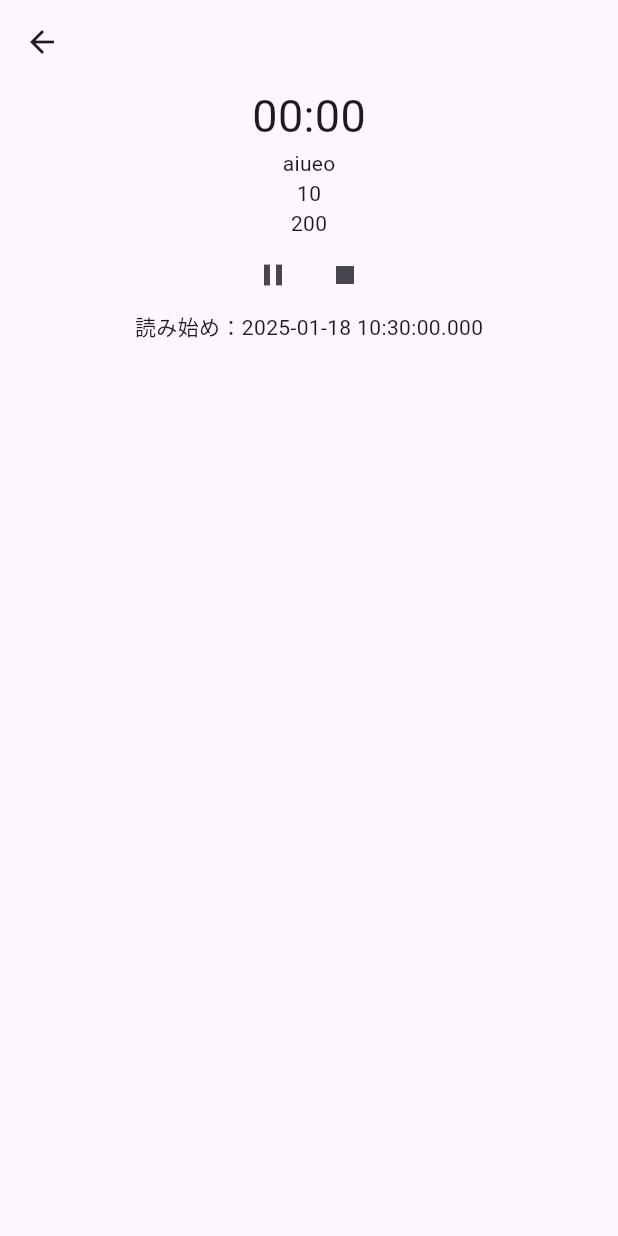
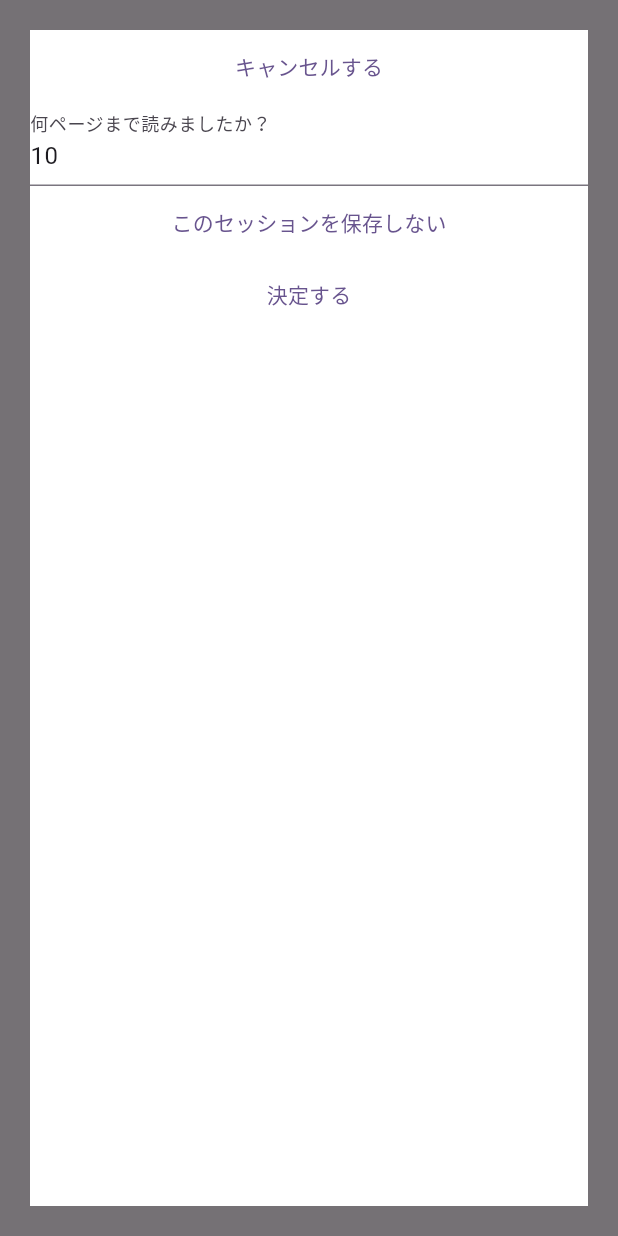
Before and after one commit to tauto1127/book_manager, a Flutter app: the DeveloperPage screen opened by its route, after a tap on "add entry", after a tap on the "stop" icon, on a phone screen of 412 x 824 dp. Run offline on Flutter 3.47's test engine with Material 3 defaults, Android fonts, the phone set to English and light mode, and no system bars; our stand-ins replace auto_route, dio, flutter_hooks, freezed_annotation, hooks_riverpod, logger and 5 more; missing offline and left inert: isbn; accounts and stored records are empty; generated files the repository leaves out were written again; network calls fail.

Commit message:
最低限の機能ができた

```diff
--- a/lib/application/dto/reading_entry/add_reading_entry_dto.dart
+++ b/lib/application/dto/reading_entry/add_reading_entry_dto.dart
@@ -12,6 +12,7 @@ class AddReadingEntryDto with _$AddReadingEntryDto {
     @DateTimeConverter() required DateTime endAt,
     required int durationInSeconds,
     required int pageRead,
+    required int currentPage,
   }) = _AddReadingEntryDto;
 
   //factory AddBookDto.fromJson(Map<String, dynamic> json) => _$AddBookDtoFromJson(json);
--- a/lib/domain/book/book_repository_base.dart
+++ b/lib/domain/book/book_repository_base.dart
@@ -6,6 +6,8 @@ import 'package:hooks_riverpod/hooks_riverpod.dart';
 abstract class BookRepositoryBase {
   Future<List<Book>> getBooks();
   Future<String> addBook(AddBookDto book);
+  Future<void> updateCurrentPage(int bookId, int currentPage);
+  Future<Book> getBookById(int bookId);
 }
 
 final bookRepositoryProvider = Provider((ref) => BookRestRepository());
--- a/lib/domain/reading_entry/reading_entry_repository_base.dart
+++ b/lib/domain/reading_entry/reading_entry_repository_base.dart
@@ -4,8 +4,9 @@ import 'package:book_manager/infrastructure/reading_entry/repository/reading_ent
 import 'package:hooks_riverpod/hooks_riverpod.dart';
 
 abstract class ReadingEntryRepositoryBase {
-  Future<String> addReadingEntry(AddReadingEntryDto readingEntry);
+  Future<void> addReadingEntry(AddReadingEntryDto readingEntry);
   Future<List<ReadingEntry>> getReadingEntries();
+  Future<int> getReadingEntryDurationInSeconds(int bookId);
 }
 
 final readingEntryRepositoryProvider = Provider((ref) => ReadingEntryRepository());
--- a/lib/infrastructure/book/book_isbn_repository.dart
+++ b/lib/infrastructure/book/book_isbn_repository.dart
@@ -35,7 +35,6 @@ class BookIsbnRepositoryByKokkai extends BookIsbnRepositoryBase {
   @override
   Future<Uri> getThumnailByIsbn(BookIsbn isbn) async {
     var isbn13 = Isbn().toIsbn13(isbn.value);
-    debugPrint(isbn13);
     try {
       _isbnRepositoryClient.getThumnailByIsbn(isbn13).then((value) => Uri.parse(value));
       return Uri.parse(getThumnailUrl(isbn13));
--- a/lib/main.dart
+++ b/lib/main.dart
@@ -18,12 +18,13 @@ Future<void> main() async {
       anonKey:
           'eyJhbGciOiJIUzI1NiIsInR5cCI6IkpXVCJ9.eyJpc3MiOiJzdXBhYmFzZSIsInJlZiI6ImloZHVjYm1yeHFxZGlnZndsdXB4Iiwicm9sZSI6ImFub24iLCJpYXQiOjE3MzY5NDMwMjMsImV4cCI6MjA1MjUxOTAyM30.NU1iFCVs1kt0cOd_R7pE79tMg9mGWaD1_qGjWMjA-L0',
       url: 'https://ihducbmrxqqdigfwlupx.supabase.co');
-  runApp(ProviderScope(child: MyApp()));
+  runApp(const ProviderScope(child: MyApp()));
 }
 
+final router = AppRouter();
+
 class MyApp extends StatelessWidget {
-  MyApp({super.key});
-  final _appRouter = AppRouter();
+  const MyApp({super.key});
 
   // This widget is the root of your application.
   @override
@@ -49,7 +50,7 @@ class MyApp extends StatelessWidget {
         colorScheme: ColorScheme.fromSeed(seedColor: Colors.deepPurple),
         useMaterial3: true,
       ),
-      routerConfig: _appRouter.config(),
+      routerConfig: router.config(),
     );
   }
 }
--- a/lib/presentation/page/add_entry_page.dart
+++ b/lib/presentation/page/add_entry_page.dart
@@ -1,5 +1,9 @@
 import 'package:auto_route/auto_route.dart';
+import 'package:book_manager/application/dto/reading_entry/add_reading_entry_dto.dart';
+import 'package:book_manager/application/reading_entry_service.dart';
 import 'package:book_manager/main.dart';
+import 'package:book_manager/presentation/page/home.dart';
+import 'package:book_manager/presentation/routes.gr.dart';
 import 'package:book_manager/presentation/view_model/current_reading_view_model.dart';
 import 'package:flutter/material.dart';
 import 'package:flutter_hooks/flutter_hooks.dart';
@@ -19,12 +23,9 @@ class AddEntryPage extends HookConsumerWidget {
     //  return _stopWatchTimer.dispose;
     //}, const []);
 
-    logger.i(ref.exists(currentReadingViewModelProvider));
     var state = ref.watch(currentReadingViewModelProvider);
     var stream = ref.watch(currentReadingViewModelProvider.notifier).stopWatchTimer.rawTime;
     final rawTime = useStream<int>(stream, initialData: 0);
-
-    debugPrint("build");
 
     return Scaffold(
       appBar: AppBar(),
@@ -56,7 +57,74 @@ class AddEntryPage extends HookConsumerWidget {
                       }
                     },
                     icon: const Icon(Icons.pause)),
-                IconButton(onPressed: () {}, icon: const Icon(Icons.stop))
+                IconButton(
+                    onPressed: () {
+                      ref.read(currentReadingViewModelProvider.notifier).timerStop();
+                      final endAt = DateTime.now();
+                      showDialog(
+                          context: context,
+                          builder: (context) {
+                            var pageController = TextEditingController(text: state.book!.currentPage.toString());
+                            return Scaffold(
+                                backgroundColor: Colors.transparent,
+                                body: Padding(
+                                  padding: const EdgeInsets.all(20.0),
+                                  child: Container(
+                                    color: Colors.white,
+                                    child: Column(
+                                      children: [
+                                        TextButton(
+                                            onPressed: () {
+                                              Navigator.of(context).pop();
+                                              ref.read(currentReadingViewModelProvider.notifier).timerStart();
+                                            },
+                                            child: const Text("キャンセルする")),
+                                        Row(
+                                          children: [
+                                            Flexible(
+                                              child: TextFormField(
+                                                controller: pageController,
+                                                validator: (String? value) {
+                                                  if (value == null || value.isEmpty || int.tryParse(value) == null) {
+                                                    return '数字を入力してください';
+                                                  } else if (int.parse(value) > state.book!.lastPage.value) {
+                                                    return '最終ページより大きい値は入力できません';
+                                                  } else if (int.parse(value) < state.book!.currentPage.value) {
+                                                    return '現在のページより小さい値は入力できません';
+                                                  } else if (int.parse(value) < 0) {
+                                                    return '0より小さい値は入力できません';
+                                                  }
+                                                  return null;
+                                                },
+                                                autovalidateMode: AutovalidateMode.always,
+                                                decoration: const InputDecoration(labelText: "何ページまで読みましたか？"),
+                                              ),
+                                            )
+                                          ],
+                                        ),
+                                        TextButton(onPressed: () => router.popUntilRoot(), child: const Text("このセッションを保存しない")),
+                                        TextButton(
+                                          onPressed: () {
+                                            final page = int.parse(pageController.text);
+                                            ref.read(readingEntryServiceProvider).addReadingEntry(AddReadingEntryDto(
+                                                bookId: state.book!.id,
+                                                startAt: state.startAt,
+                                                endAt: endAt,
+                                                durationInSeconds: int.parse(StopWatchTimer.getDisplayTime(rawTime.data ?? 0,
+                                                    milliSecond: false, hours: false, minute: false, second: true)),
+                                                pageRead: page - state.book!.currentPage.value,
+                                                currentPage: page));
+                                            router.popUntilRoot();
+                                          },
+                                          child: const Text("決定する"),
+                                        )
+                                      ],
+                                    ),
+                                  ),
+                                ));
+                          });
+                    },
+                    icon: const Icon(Icons.stop)),
               ],
             ),
             Text("読み始め：${state.startAt}"),
--- a/lib/presentation/page/developer_page.dart
+++ b/lib/presentation/page/developer_page.dart
@@ -2,6 +2,7 @@ import 'package:auto_route/auto_route.dart';
 import 'package:book_manager/application/dto/book/book_dto.dart';
 import 'package:book_manager/domain/book/value/book_isbn.dart';
 import 'package:book_manager/domain/book/value/book_page.dart';
+import 'package:book_manager/domain/reading_entry/reading_entry_repository_base.dart';
 import 'package:book_manager/main.dart';
 import 'package:book_manager/presentation/routes.gr.dart';
 import 'package:book_manager/presentation/view_model/current_reading_view_model.dart';
@@ -42,6 +43,11 @@ class _DeveloperPageState extends ConsumerState<DeveloperPage> {
                   }
                 },
                 child: const Text("add entry")),
+            TextButton(
+                child: const Text("合計時間"),
+                onPressed: () async {
+                  await ref.read(readingEntryRepositoryProvider).getReadingEntryDurationInSeconds(3);
+                })
           ],
         ),
       ),
```
Also changed, not shown: lib/application/reading_entry_service.dart (+13 -4 lines), lib/infrastructure/book/book_repository.dart (+12 -1 lines), lib/infrastructure/reading_entry/repository/reading_entry_repository.dart (+13 -2 lines), lib/presentation/page/home.dart (+7 -1 lines), lib/application/dto/reading_entry/add_reading_entry_dto.freezed.dart, lib/application/dto/reading_entry/add_reading_entry_dto.g.dart, 2 other files.
